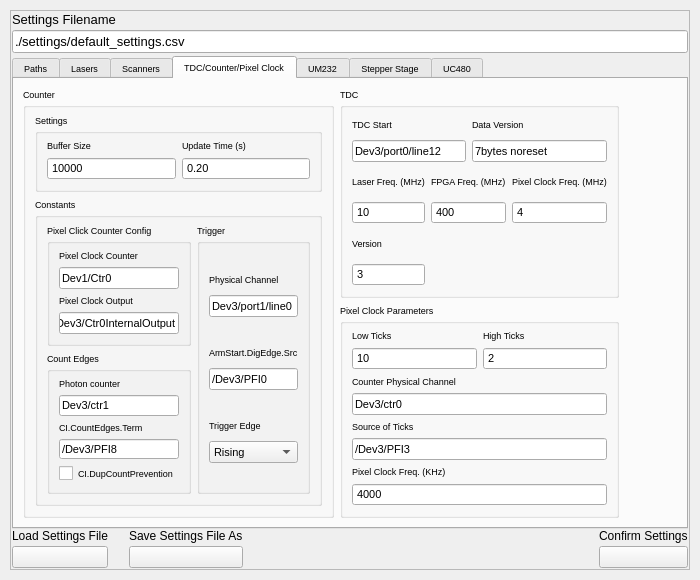
Th3Tr00p3r/gSTED-sFCS, file gui/settingswindow.ui: the form before one commit.
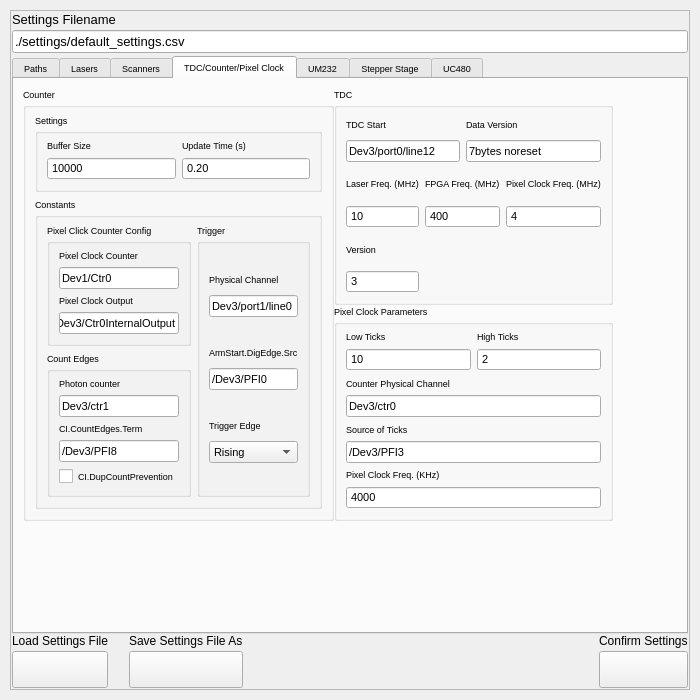
The form after the commit. The open tabs and pages were chosen to show the change. Icons and pictures are not drawn.

The edit to the form file:
```diff
--- a/gui/settingswindow.ui
+++ b/gui/settingswindow.ui
@@ -7,7 +7,7 @@
     <x>0</x>
     <y>0</y>
     <width>700</width>
-    <height>580</height>
+    <height>700</height>
    </rect>
   </property>
   <property name="sizePolicy">
@@ -19,13 +19,13 @@
   <property name="minimumSize">
    <size>
     <width>700</width>
-    <height>580</height>
+    <height>700</height>
    </size>
   </property>
   <property name="maximumSize">
    <size>
     <width>700</width>
-    <height>580</height>
+    <height>700</height>
    </size>
   </property>
   <property name="windowTitle">
@@ -41,7 +41,7 @@
      <x>10</x>
      <y>10</y>
      <width>680</width>
-     <height>560</height>
+     <height>680</height>
     </rect>
    </property>
    <property name="sizePolicy">
@@ -53,13 +53,13 @@
    <property name="minimumSize">
     <size>
      <width>680</width>
-     <height>560</height>
+     <height>680</height>
     </size>
    </property>
    <property name="maximumSize">
     <size>
      <width>680</width>
-     <height>560</height>
+     <height>680</height>
     </size>
    </property>
    <property name="frameShape">
@@ -1363,7 +1363,10 @@
          </attribute>
          <layout class="QGridLayout" name="gridLayout_20">
           <item row="0" column="0">
-           <layout class="QGridLayout" name="gridLayout_17" rowstretch="1,1000" columnstretch="1,100">
+           <layout class="QGridLayout" name="gridLayout_17" rowstretch="1,1000" columnstretch="1,1000">
+            <property name="spacing">
+             <number>0</number>
+            </property>
             <item row="0" column="0">
              <layout class="QHBoxLayout" name="horizontalLayout_4">
               <item>
@@ -1718,6 +1721,12 @@
                <layout class="QVBoxLayout" name="verticalLayout_83">
                 <item>
                  <widget class="QGroupBox" name="groupBox_12">
+                  <property name="sizePolicy">
+                   <sizepolicy hsizetype="Expanding" vsizetype="Expanding">
+                    <horstretch>0</horstretch>
+                    <verstretch>0</verstretch>
+                   </sizepolicy>
+                  </property>
                   <property name="title">
                    <string>TDC</string>
                   </property>
@@ -1829,6 +1838,12 @@
                        <property name="enabled">
                         <bool>true</bool>
                        </property>
+                       <property name="sizePolicy">
+                        <sizepolicy hsizetype="Minimum" vsizetype="Fixed">
+                         <horstretch>0</horstretch>
+                         <verstretch>0</verstretch>
+                        </sizepolicy>
+                       </property>
                        <property name="font">
                         <font>
                          <pointsize>8</pointsize>
@@ -1905,6 +1920,12 @@
                        <property name="enabled">
                         <bool>true</bool>
                        </property>
+                       <property name="sizePolicy">
+                        <sizepolicy hsizetype="Minimum" vsizetype="Fixed">
+                         <horstretch>0</horstretch>
+                         <verstretch>0</verstretch>
+                        </sizepolicy>
+                       </property>
                        <property name="font">
                         <font>
                          <pointsize>8</pointsize>
@@ -1931,6 +1952,12 @@
                 </item>
                 <item>
                  <widget class="QGroupBox" name="groupBox_13">
+                  <property name="sizePolicy">
+                   <sizepolicy hsizetype="Expanding" vsizetype="Expanding">
+                    <horstretch>0</horstretch>
+                    <verstretch>0</verstretch>
+                   </sizepolicy>
+                  </property>
                   <property name="title">
                    <string>Pixel Clock Parameters</string>
                   </property>
@@ -2051,6 +2078,12 @@
                      </item>
                      <item>
                       <widget class="QLineEdit" name="pixelClockSrcOfTicks">
+                       <property name="sizePolicy">
+                        <sizepolicy hsizetype="Expanding" vsizetype="Fixed">
+                         <horstretch>0</horstretch>
+                         <verstretch>0</verstretch>
+                        </sizepolicy>
+                       </property>
                        <property name="font">
                         <font>
                          <pointsize>8</pointsize>
@@ -2077,6 +2110,12 @@
                        <property name="enabled">
                         <bool>true</bool>
                        </property>
+                       <property name="sizePolicy">
+                        <sizepolicy hsizetype="Minimum" vsizetype="Fixed">
+                         <horstretch>0</horstretch>
+                         <verstretch>0</verstretch>
+                        </sizepolicy>
+                       </property>
                        <property name="font">
                         <font>
                          <pointsize>8</pointsize>
```
Left out of the diff: 2 changed lines with no effect on the pictures.
